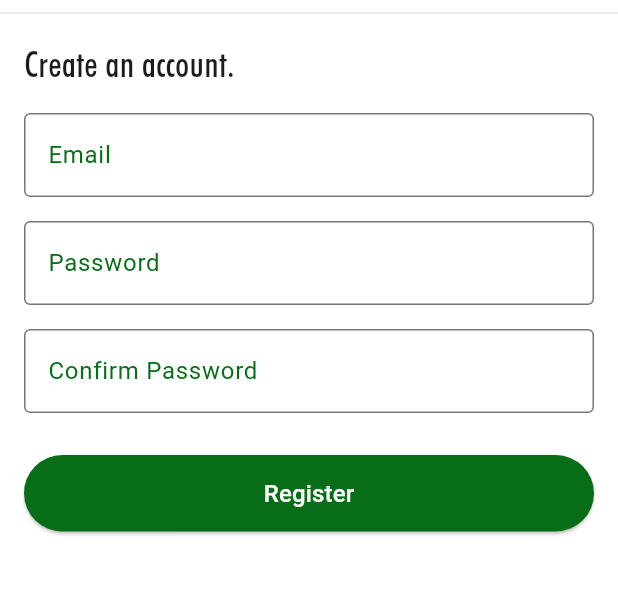
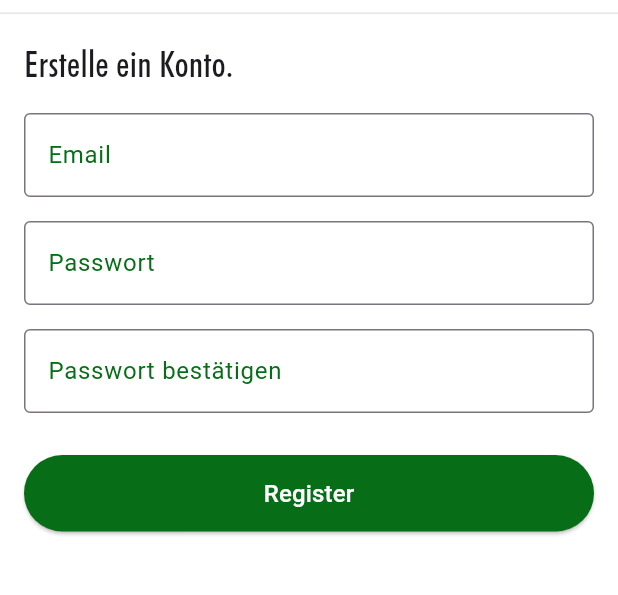
Before and after one commit to kvdthuesen/positeams_programmierung2, a Flutter app: the RegisterPage screen opened directly, on a phone screen of 412 x 824 dp, the part 70-665 px from its top. Run offline on Flutter 3.47's test engine with Material 3 defaults, Android fonts, the phone set to English and light mode, and no system bars.

```diff
--- a/lib/pages/registration_page.dart
+++ b/lib/pages/registration_page.dart
@@ -58,7 +58,7 @@ class _RegisterPageState extends State<RegisterPage> {
           crossAxisAlignment: CrossAxisAlignment.start,
           children: [
             const Text(
-              'Create an account.',
+              'Erstelle ein Konto.',
               style: TextStyle(
                 fontSize: 24,
                 fontWeight: FontWeight.w300, // Set light weight (300)
@@ -82,7 +82,7 @@ class _RegisterPageState extends State<RegisterPage> {
               controller: _passwordController,
               obscureText: true,
               decoration: InputDecoration(
-                labelText: "Password",
+                labelText: "Passwort",
                 labelStyle: const TextStyle(color: Color.fromARGB(255, 7, 110, 23)), // Label in green
                 border: const OutlineInputBorder(),
                 focusedBorder: OutlineInputBorder(
@@ -95,7 +95,7 @@ class _RegisterPageState extends State<RegisterPage> {
               controller: _confirmPasswordController,
               obscureText: true,
               decoration: InputDecoration(
-                labelText: "Confirm Password",
+                labelText: "Passwort bestätigen",
                 labelStyle: const TextStyle(color: Color.fromARGB(255, 7, 110, 23)), // Label in green
                 border: const OutlineInputBorder(),
                 focusedBorder: OutlineInputBorder(
```
